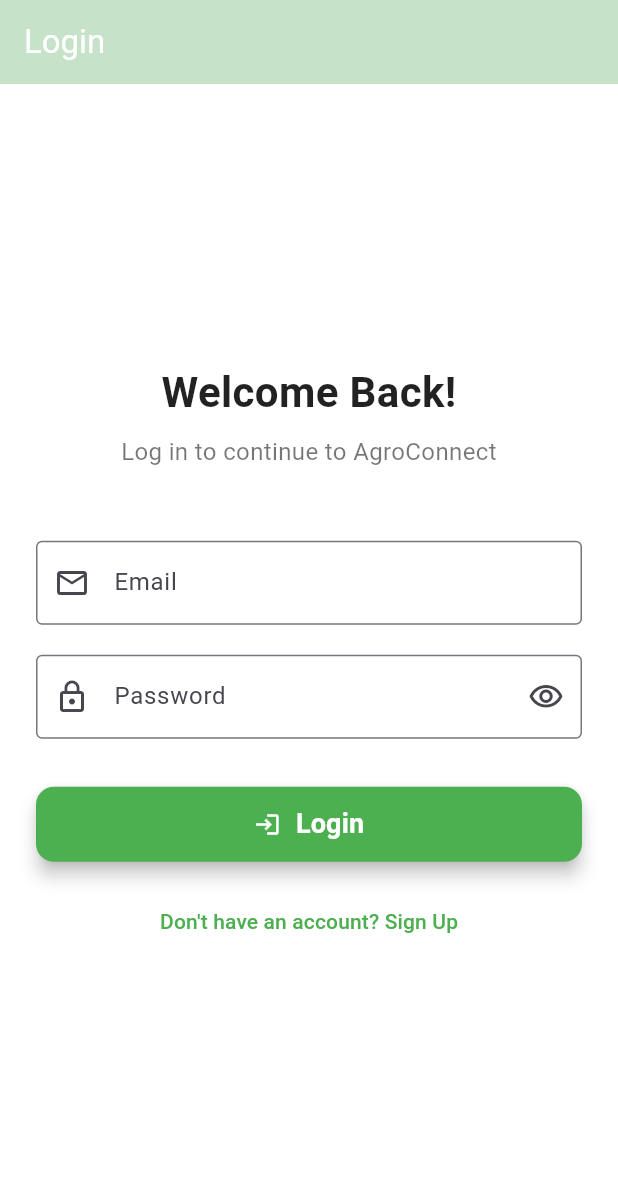
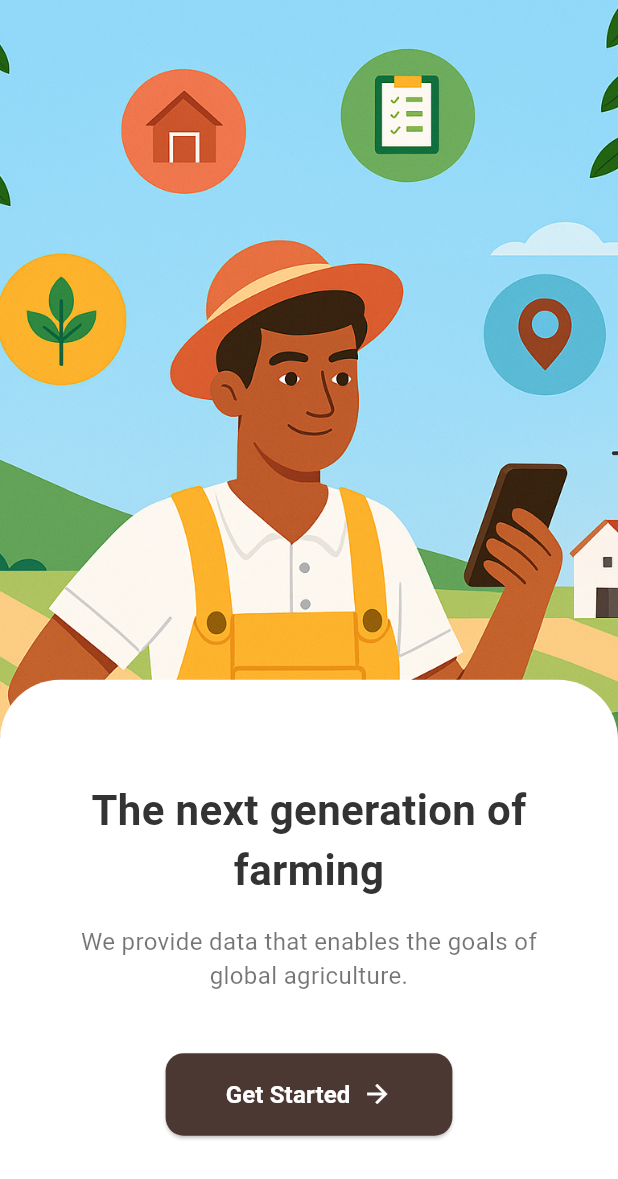
Before and after one commit to Athulm08/agroconnect, a Flutter app: the screen it shows after launch, on a phone screen of 412 x 824 dp. Shown: the top 1179 px of the screen. Run offline on Flutter 3.47's test engine with Material 3 defaults, Android fonts, the phone set to English and light mode, and no system bars; our stand-ins replace cloud_firestore, firebase_auth, firebase_core; accounts and stored records are empty; Roboto replaces fonts that are missing (Poppins).

Commit message:
welcome screen added

```diff
--- a/lib/main.dart
+++ b/lib/main.dart
@@ -1,5 +1,5 @@
 import 'package:flutter/material.dart';
-import 'package:flutter/foundation.dart'; // <-- Import foundation for debugPrint
+import 'package:flutter/foundation.dart';
 import 'package:firebase_core/firebase_core.dart';
 import 'package:firebase_auth/firebase_auth.dart';
 import 'package:cloud_firestore/cloud_firestore.dart';
@@ -9,6 +9,7 @@
 import 'package:agroconnect/utils/constants.dart';
 
 // --- Import all the screens that will be used in navigation ---
+import 'package:agroconnect/screens/welcome_screen.dart'; // <-- IMPORT THE NEW WELCOME SCREEN
 import 'package:agroconnect/screens/auth/login_page.dart';
 import 'package:agroconnect/screens/auth/role_selection.dart';
 import 'package:agroconnect/screens/auth/signup_page.dart';
@@ -43,8 +44,14 @@
           style: TextButton.styleFrom(foregroundColor: kPrimaryColor),
         ),
       ),
-      home: const AuthGate(),
+
+      // --- STARTUP ROUTE ---
+      // Show the WelcomeScreen when the app first starts.
+      home: const WelcomeScreen(), // <-- SET WELCOME SCREEN AS HOME
+      // --- NAMED ROUTES ---
       routes: {
+        // Add a route for AuthGate, which will be navigated to from WelcomeScreen
+        '/auth': (context) => const AuthGate(), // <-- NEW ROUTE FOR AUTH LOGIC
         '/login': (context) => const LoginScreen(),
         '/role-selection': (context) => const RoleSelectionScreen(),
         '/register': (context) => const SignupScreen(role: 'consumer'),
@@ -56,6 +63,8 @@
   }
 }
 
+// --- AUTHENTICATION GATE ---
+// (This widget remains the same as before)
 class AuthGate extends StatelessWidget {
   const AuthGate({super.key});
 
@@ -76,6 +85,8 @@
   }
 }
 
+// --- ROLE-BASED REDIRECTION WIDGET ---
+// (This widget remains the same as before)
 class RoleBasedRedirect extends StatelessWidget {
   const RoleBasedRedirect({super.key});
 
@@ -89,10 +100,7 @@
         return docSnapshot.get('role');
       }
     } catch (e) {
-      // --- FIX: Replaced 'print' with 'debugPrint' ---
-      // This is the recommended way to log errors during development.
       if (kDebugMode) {
-        // kDebugMode ensures this only runs in debug build
         debugPrint('Error fetching user role: $e');
       }
     }
--- /dev/null
+++ b/lib/screens/welcome_screen.dart
@@ -0,0 +1,114 @@
+import 'package:flutter/material.dart';
+// The import for 'login_page.dart' has been removed as it was unused.
+
+class WelcomeScreen extends StatelessWidget {
+  const WelcomeScreen({super.key});
+
+  @override
+  Widget build(BuildContext context) {
+    // Get the screen size for responsive layout
+    final size = MediaQuery.of(context).size;
+
+    return Scaffold(
+      // Use a Stack to layer the background image and the content
+      body: Stack(
+        fit: StackFit.expand,
+        children: [
+          // --- BACKGROUND IMAGE ---
+          Image.asset(
+            'assets/images/welcome_background.png',
+            fit: BoxFit.cover, // Cover the entire screen
+          ),
+
+          // --- CONTENT OVERLAY ---
+          Positioned(
+            bottom: 0,
+            left: 0,
+            right: 0,
+            child: Container(
+              height: size.height * 0.45, // About 45% of the screen height
+              decoration: const BoxDecoration(
+                color: Colors.white,
+                borderRadius: BorderRadius.only(
+                  topLeft: Radius.circular(40.0),
+                  topRight: Radius.circular(40.0),
+                ),
+              ),
+              child: Padding(
+                padding: const EdgeInsets.all(32.0),
+                child: Column(
+                  mainAxisAlignment: MainAxisAlignment.center,
+                  crossAxisAlignment: CrossAxisAlignment.center,
+                  children: [
+                    // --- HEADING TEXT ---
+                    const Text(
+                      'The next generation of farming',
+                      textAlign: TextAlign.center,
+                      style: TextStyle(
+                        fontSize: 28.0,
+                        fontWeight: FontWeight.bold,
+                        fontFamily: 'Poppins',
+                        color: Color(0xFF333333),
+                      ),
+                    ),
+                    const SizedBox(height: 16.0),
+
+                    // --- SUBHEADING TEXT ---
+                    const Text(
+                      'We provide data that enables the goals of global agriculture.',
+                      textAlign: TextAlign.center,
+                      style: TextStyle(
+                        fontSize: 16.0,
+                        fontFamily: 'Poppins',
+                        color: Colors.black54,
+                      ),
+                    ),
+                    const SizedBox(height: 40.0),
+
+                    // --- GET STARTED BUTTON ---
+                    ElevatedButton(
+                      style: ElevatedButton.styleFrom(
+                        backgroundColor: const Color(
+                          0xFF4B3832,
+                        ), // Dark brown color
+                        foregroundColor: Colors.white, // Text color
+                        shape: RoundedRectangleBorder(
+                          borderRadius: BorderRadius.circular(12.0),
+                        ),
+                        padding: const EdgeInsets.symmetric(
+                          horizontal: 40.0,
+                          vertical: 16.0,
+                        ),
+                      ),
+                      onPressed: () {
+                        // Navigate to the AuthGate. It will then decide whether to show
+                        // the Login screen or the user's dashboard.
+                        // Using pushReplacementNamed prevents the user from going back
+                        // to the welcome screen.
+                        Navigator.pushReplacementNamed(context, '/auth');
+                      },
+                      child: const Row(
+                        mainAxisSize: MainAxisSize.min,
+                        children: [
+                          Text(
+                            'Get Started',
+                            style: TextStyle(
+                              fontSize: 16.0,
+                              fontWeight: FontWeight.w600,
+                            ),
+                          ),
+                          SizedBox(width: 8.0),
+                          Icon(Icons.arrow_forward, size: 20.0),
+                        ],
+                      ),
+                    ),
+                  ],
+                ),
+              ),
+            ),
+          ),
+        ],
+      ),
+    );
+  }
+}
--- a/pubspec.yaml
+++ b/pubspec.yaml
@@ -61,6 +61,9 @@
   # the material Icons class.
   uses-material-design: true
 
+  assets:
+      - assets/images/welcome_background.png
+
   # To add assets to your application, add an assets section, like this:
   # assets:
   #   - images/a_dot_burr.jpeg
```
Also changed, not shown: assets/images/welcome_background.png (added).
